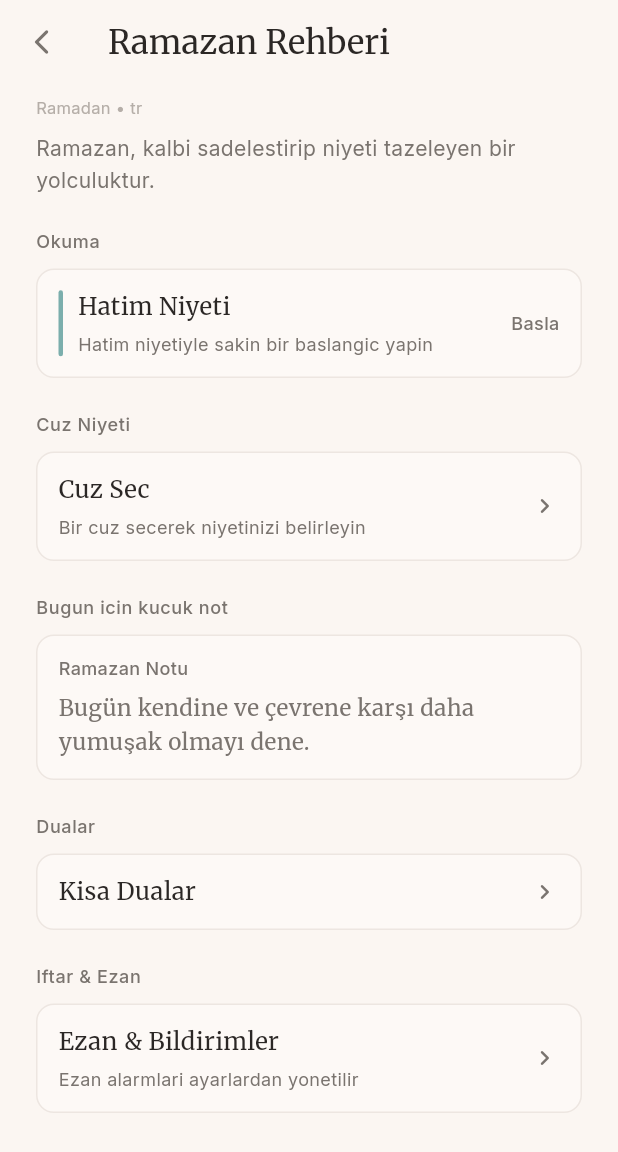
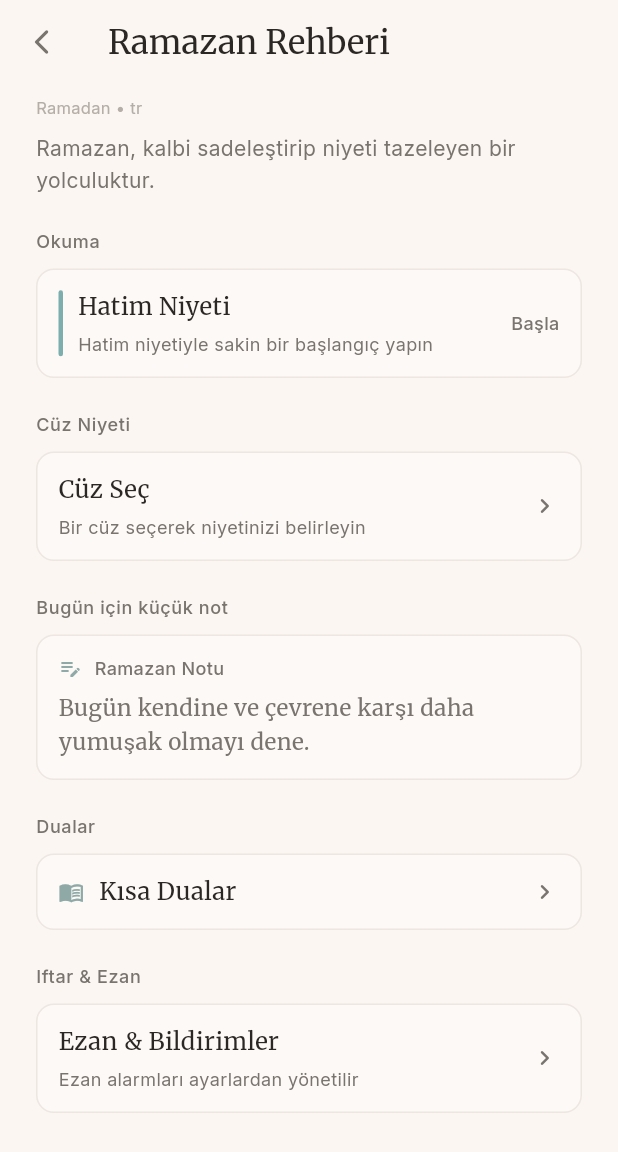
Before and after one commit to pelte-kofte/NurAi, a Flutter app: the RamadanHubScreen screen opened directly, on a phone screen of 412 x 824 dp. Shown: the top 1152 px of the screen. Run offline on Flutter 3.47's test engine with Material 3 defaults, Android fonts, the light colour scheme and no system bars; our stand-ins replace adhan, flutter_local_notifications, flutter_timezone, geolocator, shared_preferences, timezone; missing offline and left inert: flutter_qiblah; accounts and stored records are empty.

Commit message:
Add splash screen, icons and UI polish

```diff
--- a/assets/content/daily_words_tr.json
+++ b/assets/content/daily_words_tr.json
@@ -1,10 +1,10 @@
 [
   {
     "id": "word_tr_1",
-    "text": "Bugun kalbini yumusatacak bir iyilik sec; kucuk de olsa devam ettir."
+    "text": "Bugün kalbini yumuşatacak bir iyilik seç; küçük de olsa devam ettir."
   },
   {
     "id": "word_tr_2",
-    "text": "Nefesini yavaslat, niyetini tazele, sonra adimini sakinlikle at."
+    "text": "Nefesini yavaşlat, niyetini tazele, sonra adımını sakinlikle at."
   }
 ]
--- a/lib/data/adhan_notification_service.dart
+++ b/lib/data/adhan_notification_service.dart
@@ -9,6 +9,7 @@ import '../models/prayer_location.dart';
 import 'adhan_times_service.dart';
 import 'local_preferences_service.dart';
 import 'prayer_location_service.dart';
+import 'widget_payload_service.dart';
 
 enum AdhanEnableResult {
   enabled,
@@ -103,6 +104,7 @@ class AdhanNotificationService {
 
     await LocalPreferencesService.setAdhanEnabled(true);
     await rescheduleForToday();
+    await WidgetPayloadService.writeNextPrayerPayload();
     return AdhanEnableResult.enabled;
   }
 
@@ -110,6 +112,7 @@ class AdhanNotificationService {
     if (kIsWeb) return;
     await LocalPreferencesService.setAdhanEnabled(false);
     await cancelAll();
+    await WidgetPayloadService.writeNextPrayerPayload();
   }
 
   static Future<AdhanEnableResult> enableForTodayAndRescheduleDaily() async {
@@ -129,6 +132,7 @@ class AdhanNotificationService {
 
     final today = DateTime.now();
     await schedulePrayerNotificationsFor(today, selection);
+    await WidgetPayloadService.writeNextPrayerPayload();
   }
 
   static Future<void> schedulePrayerNotificationsFor(
--- a/lib/data/prayer_location_service.dart
+++ b/lib/data/prayer_location_service.dart
@@ -4,6 +4,7 @@ import 'package:geolocator/geolocator.dart';
 import '../models/prayer_location.dart';
 import 'adhan_notification_service.dart';
 import 'local_preferences_service.dart';
+import 'widget_payload_service.dart';
 
 enum PrayerLocationActionResult {
   success,
@@ -50,6 +51,7 @@ class PrayerLocationService {
           updatedAt: DateTime.now(),
         ),
       );
+      await WidgetPayloadService.writeNextPrayerPayload();
     } catch (_) {
       // Keep existing persisted location as-is.
     }
@@ -91,6 +93,7 @@ class PrayerLocationService {
       );
       await LocalPreferencesService.setPrayerLocation(location);
       await _rescheduleIfNeeded();
+      await WidgetPayloadService.writeNextPrayerPayload();
       return PrayerLocationActionResult.success;
     } catch (_) {
       return PrayerLocationActionResult.failed;
@@ -110,6 +113,7 @@ class PrayerLocationService {
     );
     await LocalPreferencesService.setPrayerLocation(location);
     await _rescheduleIfNeeded();
+    await WidgetPayloadService.writeNextPrayerPayload();
   }
 
   static Future<void> setCityLocation({
@@ -131,6 +135,7 @@ class PrayerLocationService {
     );
     await LocalPreferencesService.setPrayerLocation(location);
     await _rescheduleIfNeeded();
+    await WidgetPayloadService.writeNextPrayerPayload();
   }
 
   static Future<void> _rescheduleIfNeeded() async {
--- a/lib/features/adhan/adhan_times_screen.dart
+++ b/lib/features/adhan/adhan_times_screen.dart
@@ -5,6 +5,7 @@ import '../../data/adhan_notification_service.dart';
 import '../../data/adhan_times_service.dart';
 import '../../data/local_preferences_service.dart';
 import '../../data/prayer_location_service.dart';
+import '../../data/widget_payload_service.dart';
 import '../../l10n/app_strings.dart';
 import '../../models/prayer_location.dart';
 import 'city_picker_screen.dart';
@@ -30,6 +31,7 @@ class _AdhanTimesScreenState extends State<AdhanTimesScreen> {
     if (LocalPreferencesService.adhanEnabled.value) {
       await AdhanNotificationService.rescheduleForToday();
     }
+    await WidgetPayloadService.writeNextPrayerPayload();
     if (!mounted) return;
     setState(() => _isLoading = false);
   }
--- a/lib/features/ramadan/ramadan_hub_screen.dart
+++ b/lib/features/ramadan/ramadan_hub_screen.dart
@@ -8,6 +8,8 @@ import '../../models/reading_context.dart';
 import '../reading/ayah_reading_screen.dart';
 import '../ramadan/duas_screen.dart';
 import '../settings/settings_screen.dart';
+
+const Color _mutedInfoIconColor = Color(0xFF8FA9A7);
 
 class RamadanHubScreen extends StatefulWidget {
   const RamadanHubScreen({super.key});
@@ -297,6 +299,7 @@ class _RamadanHubScreenState extends State<RamadanHubScreen> {
           const SizedBox(height: 10),
           _SimpleNavCard(
             title: S.get('ramadan_short_duas'),
+            leadingIcon: Icons.menu_book_outlined,
             onTap: _openDuas,
           ),
           const SizedBox(height: 22),
@@ -512,6 +515,14 @@ class _DailyNoteCard extends StatelessWidget {
       child: Column(
         crossAxisAlignment: CrossAxisAlignment.start,
         children: [
+          Row(
+            children: [
+              const Icon(
+                Icons.edit_note_outlined,
+                size: 16,
+                color: _mutedInfoIconColor,
+              ),
+              const SizedBox(width: 8),
               Text(
                 S.get('ramadan_note_title'),
                 style: const TextStyle(
@@ -520,6 +531,8 @@ class _DailyNoteCard extends StatelessWidget {
                   fontWeight: FontWeight.w500,
                   color: Color(0xFF7A746F),
                 ),
+              ),
+            ],
           ),
           const SizedBox(height: 6),
           Text(
@@ -576,16 +589,21 @@ class _JuzActionButton extends StatelessWidget {
 class _SimpleNavCard extends StatelessWidget {
   final String title;
   final String? subtitle;
+  final IconData? leadingIcon;
   final VoidCallback onTap;
 
   const _SimpleNavCard({
     required this.title,
     this.subtitle,
+    this.leadingIcon,
     required this.onTap,
   });
 
   @override
   Widget build(BuildContext context) {
+    final chevron = Directionality.of(context) == TextDirection.rtl
+        ? Icons.chevron_left_rounded
+        : Icons.chevron_right_rounded;
     return GestureDetector(
       onTap: onTap,
       child: Container(
@@ -598,6 +616,10 @@ class _SimpleNavCard extends StatelessWidget {
         ),
         child: Row(
           children: [
+            if (leadingIcon != null) ...[
+              Icon(leadingIcon, size: 17, color: _mutedInfoIconColor),
+              const SizedBox(width: 10),
+            ],
             Expanded(
               child: Column(
                 crossAxisAlignment: CrossAxisAlignment.start,
@@ -627,10 +649,10 @@ class _SimpleNavCard extends StatelessWidget {
                 ],
               ),
             ),
-            const Icon(
-              Icons.chevron_right_rounded,
+            Icon(
+              chevron,
               size: 20,
-              color: Color(0xFF7A746F),
+              color: const Color(0xFF7A746F),
             ),
           ],
         ),
--- a/lib/l10n/app_strings.dart
+++ b/lib/l10n/app_strings.dart
@@ -30,85 +30,85 @@ class S {
   static const _strings = <String, Map<String, String>>{
     'tr': {
       // Greetings
-      'greeting_night': 'Hayirli geceler',
-      'greeting_morning': 'Hayirli sabahlar',
-      'greeting_day': 'Hayirli gunler',
-      'greeting_evening': 'Hayirli aksamlar',
+      'greeting_night': 'Hayırlı geceler',
+      'greeting_morning': 'Hayırlı sabahlar',
+      'greeting_day': 'Hayırlı günler',
+      'greeting_evening': 'Hayırlı akşamlar',
 
       // Home
-      'daily_ayah': 'Gunun Ayeti',
-      'daily_hadith_title': 'Gunun Hadisi',
-      'daily_word_title': 'Nazik Hatirlatma',
-      'daily_hadith_empty': 'Bugun icin hadis bulunamadi.',
-      'daily_word_empty': 'Bugun icin hatirlatma bulunamadi.',
-      'notes_placeholder': 'Bugun nasilsiniz?',
-      'ramadan_prep': 'Ramazan ayina hazirlik zamani',
-      'start_reading': 'Okumaya basla',
+      'daily_ayah': 'Günün Ayeti',
+      'daily_hadith_title': 'Günün Hadisi',
+      'daily_word_title': 'Nazik Hatırlatma',
+      'daily_hadith_empty': 'Bugün için hadis bulunamadı.',
+      'daily_word_empty': 'Bugün için hatırlatma bulunamadı.',
+      'notes_placeholder': 'Bugün nasılsınız?',
+      'ramadan_prep': 'Ramazan ayına hazırlık zamanı',
+      'start_reading': 'Okumaya başla',
       'hatim_title': 'Hatim Niyeti',
-      'hatim_subtitle': 'Bastan sona okuma niyeti',
-      'juz_title': 'Cuz Niyeti',
-      'juz_subtitle': 'Birlikte okuma icin niyet et',
-      'surah_label': 'Suresi',
+      'hatim_subtitle': 'Baştan sona okuma niyeti',
+      'juz_title': 'Cüz Niyeti',
+      'juz_subtitle': 'Birlikte okuma için niyet et',
+      'surah_label': 'Sûresi',
       'ayah_label': 'Ayet',
-      'juz_selected': 'Cuz secildi',
-      'juz_label': 'Cuz',
+      'juz_selected': 'Cüz seçildi',
+      'juz_label': 'Cüz',
       'ramadan_hub_title': 'Ramazan Rehberi',
-      'ramadan_intro': 'Ramazan, kalbi sadelestirip niyeti tazeleyen bir yolculuktur.',
+      'ramadan_intro': 'Ramazan, kalbi sadeleştirip niyeti tazeleyen bir yolculuktur.',
       'ramadan_section_reading': 'Okuma',
-      'ramadan_section_daily_note': 'Bugun icin kucuk not',
+      'ramadan_section_daily_note': 'Bugün için küçük not',
       'ramadan_section_duas': 'Dualar',
       'ramadan_section_iftar_adhan': 'Iftar & Ezan',
-      'ramadan_hatim_subtitle': 'Hatim niyetiyle sakin bir baslangic yapin',
-      'ramadan_start': 'Basla',
-      'ramadan_short_duas': 'Kisa Dualar',
+      'ramadan_hatim_subtitle': 'Hatim niyetiyle sakin bir başlangıç yapın',
+      'ramadan_start': 'Başla',
+      'ramadan_short_duas': 'Kısa Dualar',
       'ramadan_adhan_notifications': 'Ezan & Bildirimler',
       'ramadan_adhan_notifications_subtitle':
-          'Ezan alarmlari ayarlardan yonetilir',
-      'ramadan_juz_select': 'Cuz Sec',
-      'ramadan_juz_select_subtitle': 'Bir cuz secerek niyetinizi belirleyin',
-      'ramadan_selected_juz': 'Secili Cuz',
-      'ramadan_continue_juz': 'Cuze Devam Et',
-      'ramadan_change_juz': 'Cuzu Degistir',
-      'ramadan_completed': 'Tamamlandi',
-      'ramadan_mark_completed': 'Tamamladim',
+          'Ezan alarmları ayarlardan yönetilir',
+      'ramadan_juz_select': 'Cüz Seç',
+      'ramadan_juz_select_subtitle': 'Bir cüz seçerek niyetinizi belirleyin',
+      'ramadan_selected_juz': 'Seçili Cüz',
+      'ramadan_continue_juz': 'Cüze Devam Et',
+      'ramadan_change_juz': 'Cüzü Değiştir',
+      'ramadan_completed': 'Tamamlandı',
+      'ramadan_mark_completed': 'Tamamladım',
       'ramadan_note_title': 'Ramazan Notu',
-      'duas_title': 'Kisa Dualar',
-      'coming_soon': 'Yakinda eklenecek',
-      'note_editor_hint': 'Dusuncelerinizi yazin...',
-      'qibla_title': 'Kible',
-      'qibla_web_unsupported': 'Bu ozellik web\'de desteklenmiyor.',
+      'duas_title': 'Kısa Dualar',
+      'coming_soon': 'Yakında eklenecek',
+      'note_editor_hint': 'Düşüncelerinizi yazın...',
+      'qibla_title': 'Kıble',
+      'qibla_web_unsupported': 'Bu özellik web\'de desteklenmiyor.',
       'qibla_permission_message':
-          'Kible yonunu belirlemek icin konum iznine ihtiyacimiz var.',
-      'qibla_open_settings': 'Ayarlari Ac',
-      'qibla_sensor_unavailable': 'Bu cihazda pusula sensoru tespit edilemedi.',
+          'Kıble yönünü belirlemek için konum iznine ihtiyacımız var.',
+      'qibla_open_settings': 'Ayarları Aç',
+      'qibla_sensor_unavailable': 'Bu cihazda pusula sensörü tespit edilemedi.',
       'qibla_compass_error':
           'Pusula verisi alinamiyor.\nCihazinizi 8 seklinde hareket ettirerek kalibre etmeyi deneyin.',
-      'qibla_value': 'Kible: {degrees}°',
+      'qibla_value': 'Kıble: {degrees}°',
       'qibla_calibration_hint':
           'Kalibrasyon icin cihazinizi 8 seklinde hareket ettirin',
       'qibla_location_services_disabled':
-          'Konum servisleri kapali.\nLutfen cihaz ayarlarindan acin.',
+          'Konum servisleri kapalı.\nLütfen cihaz ayarlarından açın.',
       'qibla_location_read_failed':
-          'Konum bilgisi alinamadi.\nLutfen tekrar deneyin.',
+          'Konum bilgisi alınamadı.\nLütfen tekrar deneyin.',
       'reading_juz_label': 'Cuz',
       'reading_juz_companion_subtitle': '{juz}. Cuz · Sessizce eslik ediyorsunuz',
       'bookmarks_title': 'Kaydedilenler',
       'bookmarks_empty':
           'Henuz kaydettiginiz ayet yok.\n\nOkurken bir ayeti kaydetmek icin yer imi simgesine dokunun.',
       'verse_detail_meaning': 'Suphesiz her zorlugun yaninda bir kolaylik vardir.',
-      'verse_detail_reference': 'Insirah Suresi · 6. Ayet',
+      'verse_detail_reference': 'İnşirah Sûresi · 6. Ayet',
       'verse_detail_reflection_prompt': 'Bu ayet sende hangi duyguyu uyandiriyor?',
       'verse_detail_leave_note': 'Bir not birak',
 
       // Quick Actions
       'quick_actions': 'Hizli islemler',
-      'qibla': 'Kible Bulucu',
+      'qibla': 'Kıble Bulucu',
       'adhan_alarms': 'Ezan bildirimleri',
       'adhan_times': 'Ezan Vakitleri',
       'adhan_preview_subtitle_on': 'Bildirim bu saatlerde gidecek.',
       'adhan_preview_subtitle_off': 'Bildirim kapali.',
       'adhan_location_permission_fallback_note':
-          'Konum izni olmadan sehir secerek devam edebilirsiniz.',
+          'Konum izni olmadan şehir seçerek devam edebilirsiniz.',
       'next_prayer_title': 'Next prayer',
       'next_prayer_set_location_cta': 'Set location to see prayer times',
       'next_prayer_in_prefix': 'in',
@@ -127,16 +127,16 @@ class S {
       'language': 'Dil',
       'appearance': 'Gorunum',
       'system': 'Sistem',
-      'light': 'Acik',
+      'light': 'Açık',
       'dark': 'Koyu',
       'haptics': 'Haptik geri bildirim',
-      'send_feedback': 'Geri bildirim gonder',
+      'send_feedback': 'Geri bildirim gönder',
       'privacy_policy': 'Gizlilik Politikasi',
       'terms': 'Kullanim Sartlari',
       'theme_system': 'Sistem',
-      'theme_light': 'Acik',
+      'theme_light': 'Açık',
       'theme_dark': 'Koyu',
-      'stub_feedback': 'Geri bildirim ozelligi yakinda eklenecek.',
+      'stub_feedback': 'Geri bildirim özelliği yakında eklenecek.',
       'stub_link': 'Baglanti eklenecek.',
       'profile': 'Profil',
       'display_name': 'Hitap Ismi',
@@ -153,13 +153,13 @@ class S {
       'premium_unlock_soon': 'Yakinda',
       'premium_restore': 'Geri yukle',
       'premium_restore_not_available':
-          'Geri yukleme su anda kullanilabilir degil.',
-      'premium_disclaimer': 'Odeme altyapisi yakinda.',
+          'Geri yükleme şu anda kullanılabilir değil.',
+      'premium_disclaimer': 'Ödeme altyapısı yakında.',
       'premium_local_notes_disclaimer':
           'Notlar bu cihazda yerel olarak saklanir.',
       'premium_feature_ayah_notes': 'Ayet Notlari',
       'premium_feature_notes_list': 'Tum notlarini tek yerde gor',
-      'premium_feature_sync_soon': 'Senkronizasyon (yakinda)',
+      'premium_feature_sync_soon': 'Senkronizasyon (yakında)',
       'name_hint': 'Isminiz (istege bagli)',
       'name_not_set': 'Belirtilmedi',
       'clear': 'Temizle',
@@ -167,10 +167,10 @@ class S {
       'continue': 'Devam et',
       'skip': 'Atla',
       'name_prompt_title': 'Size nasil hitap edelim?',
-      'today_title': 'Bugun nasilsiniz?',
+      'today_title': 'Bugün nasılsınız?',
       'today_hint': 'Icinizden gecenleri yazabilirsiniz',
-      'today_intention_saved': 'Bugun icin niyetiniz kaydedildi.',
-      'today_for': 'Bugun icin',
+      'today_intention_saved': 'Bugün için niyetiniz kaydedildi.',
+      'today_for': 'Bugün için',
       'ayah_type': 'Ayet',
       'hadith_type': 'Hadis',
       'language_tr': 'Turkce',
@@ -187,7 +187,7 @@ class S {
       'prayer_times_not_set': 'Not set',
       'prayer_times_enable_location_title': 'Namaz vakitleri hazir',
       'prayer_times_enable_location_body':
-          'Konum izni vererek bulundugun yere gore bugunun vakitlerini gorebilirsin.',
+          'Konum izni vererek bulunduğun yere göre bugünün vakitlerini görebilirsin.',
       'prayer_times_use_current': 'Konumu kullan',
       'prayer_times_choose_city': 'Sehir sec',
       'prayer_times_permission_denied': 'Konum izni verilmedi.',
@@ -197,52 +197,51 @@ class S {
       'prayer_times_next_prayer': 'Siradaki vakit',
       'prayer_times_no_location': 'Konum secilmedi',
       'prayer_times_search_city': 'Sehir veya ulke ara',
-      'prayer_times_selected_location': 'Secilen konum',
-      'prayer_times_notifications_on': 'Bildirimler: Acik',
-      'prayer_times_notifications_off': 'Bildirimler: Kapali',
-      'prayer_times_scheduled': 'Planlandi',
-      'prayer_times_passed': 'Gecti',
+      'prayer_times_selected_location': 'Seçilen konum',
+      'prayer_times_notifications_on': 'Bildirimler: Açık',
+      'prayer_times_notifications_off': 'Bildirimler: Kapalı',
+      'prayer_times_scheduled': 'Planlandı',
+      'prayer_times_passed': 'Geçti',
       'prayer_timezone_device_disclaimer':
-          'Saat dilimi cihaz ayarlarina gore kullaniliyor.',
+          'Saat dilimi cihaz ayarlarına göre kullanılıyor.',
       'prayer_notif_title': '{prayerName} vakti',
       'prayer_notif_body': '{prayerName} • {cityName} • {time}',
       'prayer_notif_scheduled': 'Bildirimler planlandi.',
       'prayer_notif_permission_title': 'Bildirim izni gerekli',
       'prayer_notif_permission_body':
-          'Ezan bildirimlerini gonderebilmek icin bildirim iznine ihtiyacimiz var.',
+          'Ezan bildirimlerini gönderebilmek için bildirim iznine ihtiyacımız var.',
       'prayer_notif_open_settings': 'Ayarlari ac',
       'prayer_location_needed_title': 'Konum gerekli',
       'prayer_location_needed_body':
           'Dogru namaz vakitleri icin konum bilgisine ihtiyacimiz var.',
-      'prayer_choose_city_instead': 'Bunun yerine sehir sec',
-      'prayer_notifications': 'Namaz bildirimleri',
+      'prayer_choose_city_instead': 'Bunun yerine şehir seç',
       'location': 'Konum',
       'use_current_location': 'Mevcut konumu kullan',
       'select_city': 'Sehir sec',
       'location_privacy_note':
-          'Sadece cihaz konumu kullanilir. Veriler sunuculara gonderilmez.',
-      'city_placeholder': 'Sehir secimi yakinda eklenecek.',
-      'location_service_disabled': 'Konum servisi kapali. Lutfen acin.',
+          'Sadece cihaz konumu kullanılır. Veriler sunuculara gönderilmez.',
+      'city_placeholder': 'Şehir seçimi yakında eklenecek.',
+      'location_service_disabled': 'Konum servisi kapalı. Lütfen açın.',
       'location_permission_denied': 'Konum izni verilmedi.',
       'location_permission_denied_forever':
-          'Konum izni kalici olarak reddedildi. Ayarlardan izin verin.',
-      'location_unavailable_web': 'Bu ozellik webde kullanilamaz.',
+          'Konum izni kalıcı olarak reddedildi. Ayarlardan izin verin.',
+      'location_unavailable_web': 'Bu özellik webde kullanılamaz.',
       'location_read_failed': 'Konum bilgisi alinamadi. Tekrar deneyin.',
-      'prayer_times_today': 'Bugun',
+      'prayer_times_today': 'Bugün',
       'prayer_location_current': 'Mevcut konum',
       'prayer_times_location_required':
-          'Namaz vakitlerini gormek icin konum secin.',
+          'Namaz vakitlerini görmek için konum seçin.',
       'enable_location': 'Konumu etkinlestir',
       'fajr': 'Sabah',
-      'sunrise': 'Gunes',
-      'dhuhr': 'Ogle',
-      'asr': 'Ikindi',
+      'sunrise': 'Güneş',
+      'dhuhr': 'Öğle',
+      'asr': 'İkindi',
       'maghrib': 'Aksam',
-      'isha': 'Yatsi',
+      'isha': 'Yatsı',
       'suggestion_gratitude_1_text':
-          'Eger sukrederseniz elbette size artiririm.',
+          'Eğer şükrederseniz elbette size artırırım.',
       'suggestion_gratitude_1_source': 'Ibrahim 14:7',
-      'suggestion_gratitude_2_text': 'Allah kulunun sukrunden razi olur.',
+      'suggestion_gratitude_2_text': 'Allah kulunun şükründen razı olur.',
       'suggestion_gratitude_2_source': 'Muslim',
       'suggestion_gratitude_3_text':
           'Oyleyse Rabbinizin hangi nimetini yalanlarsiniz?',
@@ -256,9 +255,9 @@ class S {
       'suggestion_calm_3_source': 'Muzzemmil 73:8',
       'suggestion_anxious_1_text': 'Allah bize yeter, O ne guzel vekildir.',
       'suggestion_anxious_1_source': 'Al-i Imran 3:173',
-      'suggestion_anxious_2_text': 'Allahin rahmetinden umit kesmeyin.',
+      'suggestion_anxious_2_text': 'Allah\'ın rahmetinden ümit kesmeyin.',
       'suggestion_anxious_2_source': 'Zumer 39:53',
-      'suggestion_anxious_3_text': 'Dua, muminin dayanagidir.',
+      'suggestion_anxious_3_text': 'Dua, müminin dayanağıdır.',
       'suggestion_anxious_3_source': 'Tirmizi',
       'suggestion_sad_1_text': 'Suphesiz zorlukla beraber bir kolaylik vardir.',
       'suggestion_sad_1_source': 'Insirah 94:6',
@@ -288,7 +287,7 @@ class S {
 
       // Loading / Error
       'loading': 'Bismillah',
-      'load_error': 'Veriler yuklenemedi.\nLutfen uygulamayi yeniden baslatin.',
+      'load_error': 'Veriler yüklenemedi.\nLütfen uygulamayı yeniden başlatın.',
     },
     'en': {
       // Greetings
```
Also changed, not shown: assets/content/hadith_tr.json (+4 -4 lines), lib/data/widget_payload_service.dart (added, +140 -0 lines), lib/features/home/home_screen.dart (+43 -1 lines), lib/features/settings/settings_screen.dart (+43 -49 lines), lib/main.dart (+90 -25 lines), pubspec.yaml (+22 -7 lines), assets/splash/splash.png (added), 15 other files. Lines whose indentation alone changed are shown as unchanged.
